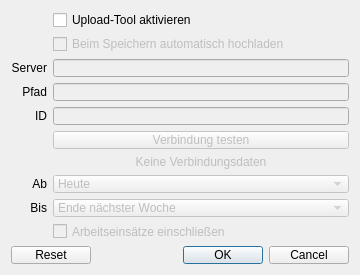
Before: the Qt Designer form Programm/Einsatzplaner/filesettingsdialog.ui in philjosch/Einsatzplaner, drawn with Qt 5.
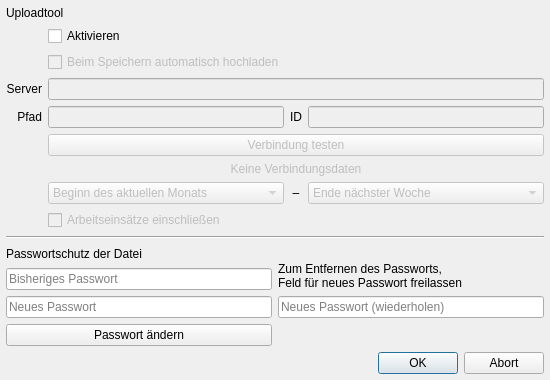
After: the same form once the commit is applied.

Commit message:
Passwortschutz #85 implementiert
Das Passwort kann jetzt über die GUI geändert werden. Das Laden einer Datei wurde umgebaut, damit auch passwortgeschützte Dateien geöffnet werden können.

Diff of the .ui file:
```diff
--- a/Programm/Einsatzplaner/filesettingsdialog.ui
+++ b/Programm/Einsatzplaner/filesettingsdialog.ui
@@ -9,40 +9,61 @@
    <rect>
     <x>0</x>
     <y>0</y>
-    <width>360</width>
-    <height>275</height>
+    <width>550</width>
+    <height>380</height>
    </rect>
   </property>
   <property name="minimumSize">
    <size>
-    <width>360</width>
-    <height>275</height>
+    <width>550</width>
+    <height>380</height>
    </size>
   </property>
   <property name="maximumSize">
    <size>
-    <width>360</width>
-    <height>275</height>
+    <width>550</width>
+    <height>380</height>
    </size>
   </property>
   <property name="windowTitle">
    <string>Dialog</string>
   </property>
-  <layout class="QGridLayout" name="gridLayout">
+  <layout class="QGridLayout" name="gridLayout_3">
+   <property name="leftMargin">
+    <number>6</number>
+   </property>
+   <property name="topMargin">
+    <number>6</number>
+   </property>
+   <property name="rightMargin">
+    <number>6</number>
+   </property>
+   <property name="bottomMargin">
+    <number>6</number>
+   </property>
    <property name="spacing">
     <number>6</number>
    </property>
-   <item row="8" column="0">
-    <widget class="QLabel" name="label_6">
+   <item row="0" column="0">
+    <layout class="QGridLayout" name="gridLayout_2" columnstretch="0,1,0,1">
+     <property name="spacing">
+      <number>6</number>
+     </property>
+     <item row="0" column="0" colspan="4">
+      <widget class="QLabel" name="label_7">
      <property name="text">
-      <string>Bis</string>
-     </property>
-     <property name="alignment">
-      <set>Qt::AlignRight|Qt::AlignTrailing|Qt::AlignVCenter</set>
+        <string>Uploadtool</string>
+       </property>
+      </widget>
+     </item>
+     <item row="1" column="1" colspan="3">
+      <widget class="QCheckBox" name="checkEnable">
+       <property name="text">
+        <string>Aktivieren</string>
      </property>
     </widget>
    </item>
-   <item row="1" column="1">
+     <item row="2" column="1" colspan="3">
     <widget class="QCheckBox" name="checkAuto">
      <property name="enabled">
       <bool>false</bool>
@@ -52,17 +73,27 @@
      </property>
     </widget>
    </item>
-   <item row="5" column="1">
-    <widget class="QPushButton" name="pushCheck">
+     <item row="3" column="0">
+      <widget class="QLabel" name="label_2">
+       <property name="text">
+        <string>Server</string>
+       </property>
+       <property name="alignment">
+        <set>Qt::AlignRight|Qt::AlignTrailing|Qt::AlignVCenter</set>
+       </property>
+      </widget>
+     </item>
+     <item row="3" column="1" colspan="3">
+      <widget class="QLineEdit" name="lineServer">
      <property name="enabled">
       <bool>false</bool>
      </property>
-     <property name="text">
-      <string>Verbindung testen</string>
+       <property name="inputMethodHints">
+        <set>Qt::ImhUrlCharactersOnly</set>
      </property>
     </widget>
    </item>
-   <item row="3" column="0">
+     <item row="4" column="0">
     <widget class="QLabel" name="label_3">
      <property name="text">
       <string>Pfad</string>
@@ -72,13 +103,53 @@
      </property>
     </widget>
    </item>
-   <item row="10" column="0" colspan="2">
-    <widget class="QDialogButtonBox" name="buttonBox">
-     <property name="orientation">
-      <enum>Qt::Horizontal</enum>
-     </property>
-     <property name="standardButtons">
-      <set>QDialogButtonBox::Cancel|QDialogButtonBox::Ok|QDialogButtonBox::Reset</set>
+     <item row="4" column="1">
+      <widget class="QLineEdit" name="linePath">
+       <property name="enabled">
+        <bool>false</bool>
+       </property>
+       <property name="inputMethodHints">
+        <set>Qt::ImhUrlCharactersOnly</set>
+       </property>
+      </widget>
+     </item>
+     <item row="4" column="2">
+      <widget class="QLabel" name="label_4">
+       <property name="text">
+        <string>ID</string>
+       </property>
+       <property name="alignment">
+        <set>Qt::AlignRight|Qt::AlignTrailing|Qt::AlignVCenter</set>
+       </property>
+      </widget>
+     </item>
+     <item row="4" column="3">
+      <widget class="QLineEdit" name="lineID">
+       <property name="enabled">
+        <bool>false</bool>
+       </property>
+      </widget>
+     </item>
+     <item row="5" column="1" colspan="3">
+      <widget class="QPushButton" name="pushCheck">
+       <property name="enabled">
+        <bool>false</bool>
+       </property>
+       <property name="text">
+        <string>Verbindung testen</string>
+       </property>
+      </widget>
+     </item>
+     <item row="6" column="1" colspan="3">
+      <widget class="QLabel" name="labelStatus">
+       <property name="enabled">
+        <bool>false</bool>
+       </property>
+       <property name="text">
+        <string>Keine Verbindungsdaten</string>
+       </property>
+       <property name="alignment">
+        <set>Qt::AlignCenter</set>
      </property>
     </widget>
    </item>
@@ -88,7 +159,7 @@
       <bool>false</bool>
      </property>
      <property name="currentIndex">
-      <number>0</number>
+        <number>1</number>
      </property>
      <item>
       <property name="text">
@@ -107,51 +178,17 @@
      </item>
     </widget>
    </item>
-   <item row="2" column="0">
-    <widget class="QLabel" name="label_2">
+     <item row="7" column="2">
+      <widget class="QLabel" name="label_6">
      <property name="text">
-      <string>Server</string>
+        <string>–</string>
      </property>
      <property name="alignment">
-      <set>Qt::AlignRight|Qt::AlignTrailing|Qt::AlignVCenter</set>
+        <set>Qt::AlignCenter</set>
      </property>
     </widget>
    </item>
-   <item row="4" column="1">
-    <widget class="QLineEdit" name="lineID">
-     <property name="enabled">
-      <bool>false</bool>
-     </property>
-    </widget>
-   </item>
-   <item row="0" column="1">
-    <widget class="QCheckBox" name="checkEnable">
-     <property name="text">
-      <string>Upload-Tool aktivieren</string>
-     </property>
-    </widget>
-   </item>
-   <item row="2" column="1">
-    <widget class="QLineEdit" name="lineServer">
-     <property name="enabled">
-      <bool>false</bool>
-     </property>
-     <property name="inputMethodHints">
-      <set>Qt::ImhUrlCharactersOnly</set>
-     </property>
-    </widget>
-   </item>
-   <item row="7" column="0">
-    <widget class="QLabel" name="label_5">
-     <property name="text">
-      <string>Ab</string>
-     </property>
-     <property name="alignment">
-      <set>Qt::AlignRight|Qt::AlignTrailing|Qt::AlignVCenter</set>
-     </property>
-    </widget>
-   </item>
-   <item row="8" column="1">
+     <item row="7" column="3">
     <widget class="QComboBox" name="comboTo">
      <property name="enabled">
       <bool>false</bool>
@@ -178,17 +215,7 @@
      </item>
     </widget>
    </item>
-   <item row="3" column="1">
-    <widget class="QLineEdit" name="linePath">
-     <property name="enabled">
-      <bool>false</bool>
-     </property>
-     <property name="inputMethodHints">
-      <set>Qt::ImhUrlCharactersOnly</set>
-     </property>
-    </widget>
-   </item>
-   <item row="9" column="1">
+     <item row="8" column="1" colspan="3">
     <widget class="QCheckBox" name="checkActivity">
      <property name="enabled">
       <bool>false</bool>
@@ -198,26 +225,81 @@
      </property>
     </widget>
    </item>
-   <item row="4" column="0">
-    <widget class="QLabel" name="label_4">
-     <property name="text">
-      <string>ID</string>
+    </layout>
+   </item>
+   <item row="1" column="0">
+    <widget class="Line" name="line">
+     <property name="orientation">
+      <enum>Qt::Horizontal</enum>
      </property>
-     <property name="alignment">
-      <set>Qt::AlignRight|Qt::AlignTrailing|Qt::AlignVCenter</set>
-     </property>
-    </widget>
-   </item>
-   <item row="6" column="1">
-    <widget class="QLabel" name="labelStatus">
-     <property name="enabled">
-      <bool>false</bool>
-     </property>
+    </widget>
+   </item>
+   <item row="2" column="0">
+    <layout class="QGridLayout" name="gridLayout">
+     <item row="1" column="0">
+      <widget class="QLineEdit" name="linePwdAlt">
+       <property name="echoMode">
+        <enum>QLineEdit::Password</enum>
+       </property>
+       <property name="placeholderText">
+        <string>Bisheriges Passwort</string>
+       </property>
+      </widget>
+     </item>
+     <item row="2" column="0">
+      <widget class="QLineEdit" name="linePwdNeu1">
+       <property name="echoMode">
+        <enum>QLineEdit::Password</enum>
+       </property>
+       <property name="placeholderText">
+        <string>Neues Passwort</string>
+       </property>
+      </widget>
+     </item>
+     <item row="2" column="1">
+      <widget class="QLineEdit" name="linePwdNeu2">
+       <property name="echoMode">
+        <enum>QLineEdit::Password</enum>
+       </property>
+       <property name="placeholderText">
+        <string>Neues Passwort (wiederholen)</string>
+       </property>
+      </widget>
+     </item>
+     <item row="3" column="0">
+      <widget class="QPushButton" name="pushPwdChange">
      <property name="text">
-      <string>Keine Verbindungsdaten</string>
-     </property>
+        <string>Passwort ändern</string>
+       </property>
+      </widget>
+     </item>
+     <item row="0" column="0">
+      <widget class="QLabel" name="label">
+       <property name="text">
+        <string>Passwortschutz der Datei</string>
+       </property>
+      </widget>
+     </item>
+     <item row="0" column="1" rowspan="2">
+      <widget class="QLabel" name="label_5">
+       <property name="text">
+        <string>Zum Entfernen des Passworts,
+Feld für neues Passwort freilassen</string>
+       </property>
      <property name="alignment">
-      <set>Qt::AlignCenter</set>
+        <set>Qt::AlignBottom|Qt::AlignLeading|Qt::AlignLeft</set>
+       </property>
+      </widget>
+     </item>
+    </layout>
+   </item>
+   <item row="3" column="0">
+    <widget class="QDialogButtonBox" name="buttonBox">
+     <property name="orientation">
+      <enum>Qt::Horizontal</enum>
+     </property>
+     <property name="standardButtons">
+      <set>QDialogButtonBox::Abort|QDialogButtonBox::Ok</set>
      </property>
     </widget>
    </item>
```
Lines whose indentation alone changed are shown as unchanged. The commit also changes 9 other files.
